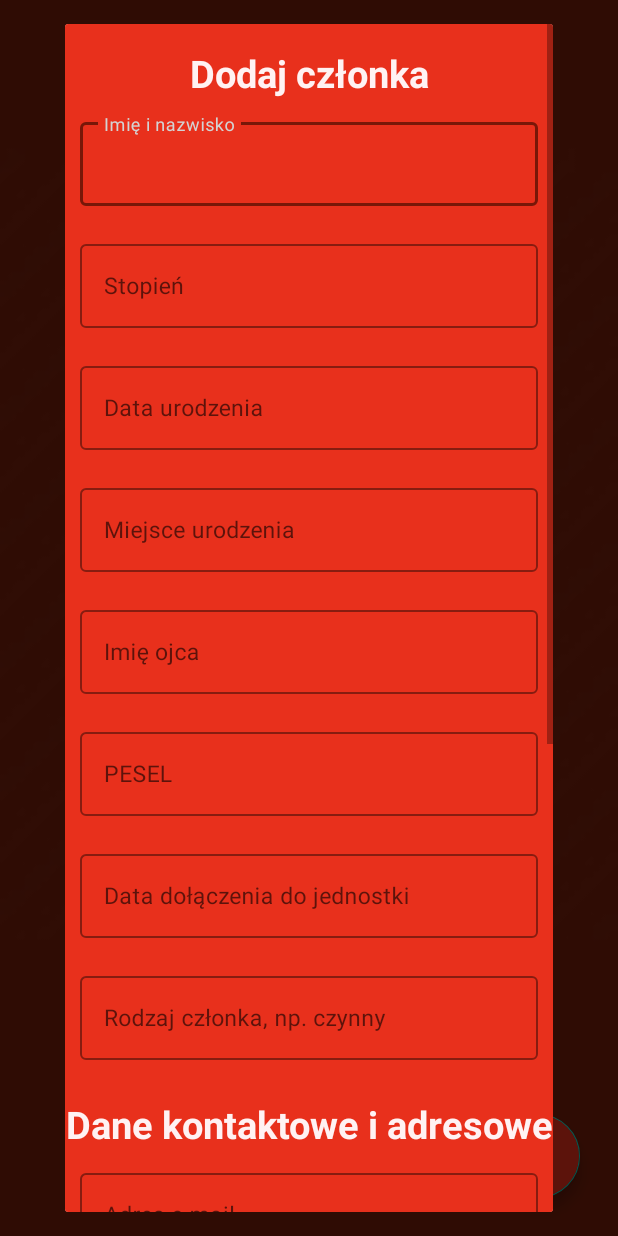
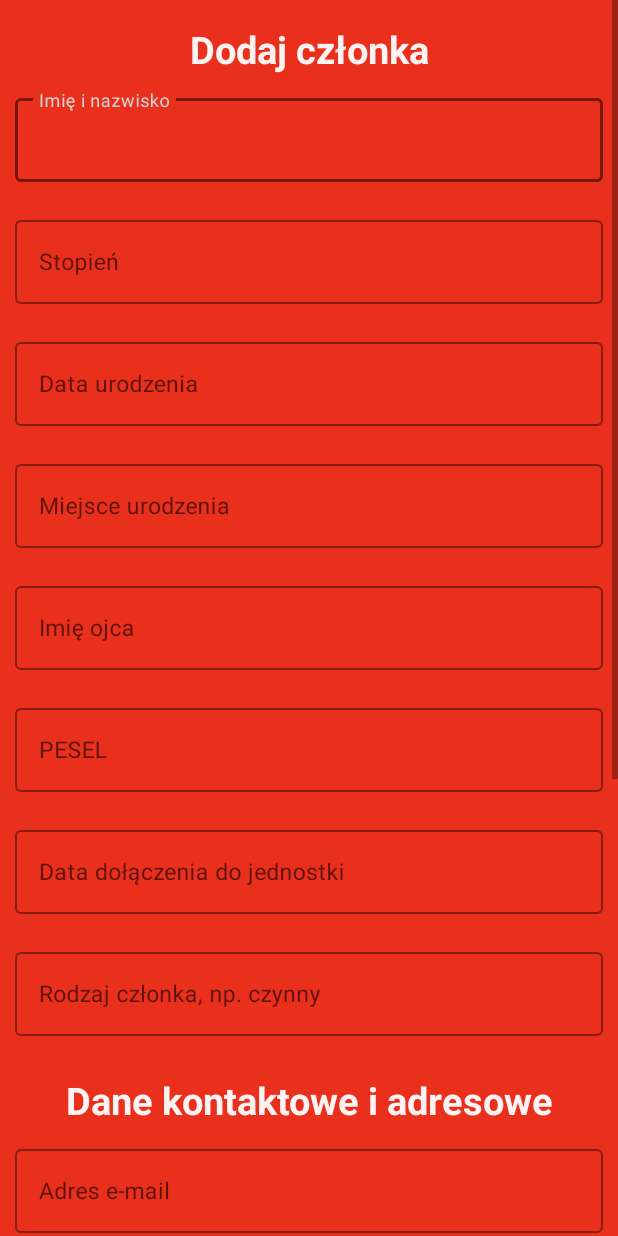
Before and after one commit to LLBombel/MobileOSP, an Android app: the MembersActivity screen opened directly, with no data from a screen before it, after a tap on an icon or button, on a phone screen of 412 x 824 dp. Run offline under Robolectric (Android 15) with nearby library versions, the phone set to English and light mode, and no system bars; Roboto replaces fonts that are not available here.

Commit message:
Just some styling

```diff
--- a/app/src/main/java/com/rafalropel/mobileosp/CarsActivity.kt
+++ b/app/src/main/java/com/rafalropel/mobileosp/CarsActivity.kt
@@ -26,7 +26,7 @@ class CarsActivity : AppCompatActivity() {
     }
 
     private fun addCarDialog(){
-        val addCarDialog = Dialog(this, R.style.Theme_AppCompat_Dialog)
+        val addCarDialog = Dialog(this, R.style.ThemeOverlay_MaterialComponents)
         addCarDialog.setCancelable(false)
         val binding = AddCarDialogBinding.inflate(layoutInflater)
         addCarDialog.setContentView(binding.root)
--- a/app/src/main/java/com/rafalropel/mobileosp/EquipmentActivity.kt
+++ b/app/src/main/java/com/rafalropel/mobileosp/EquipmentActivity.kt
@@ -23,7 +23,7 @@ class EquipmentActivity : AppCompatActivity() {
 
 
     private fun addEquipmentDialog(){
-        val addEquipmentDialog = Dialog(this, R.style.Theme_AppCompat_Dialog)
+        val addEquipmentDialog = Dialog(this, R.style.ThemeOverlay_MaterialComponents)
         val binding = AddEquipmentDialogBinding.inflate(layoutInflater)
         addEquipmentDialog.setContentView(binding.root)
         addEquipmentDialog.setCancelable(false)
--- a/app/src/main/java/com/rafalropel/mobileosp/MembersActivity.kt
+++ b/app/src/main/java/com/rafalropel/mobileosp/MembersActivity.kt
@@ -27,7 +27,8 @@ class MembersActivity : AppCompatActivity() {
 
 
     private fun addMemberDialog(){
-        val addMemberDialog = Dialog(this, R.style.Theme_AppCompat_Dialog)
+        val addMemberDialog = Dialog(this, R.style.ThemeOverlay_MaterialComponents)
+
         addMemberDialog.setCancelable(false)
         val binding = AddMemberDialogBinding.inflate(layoutInflater)
         addMemberDialog.setContentView(binding.root)
```
